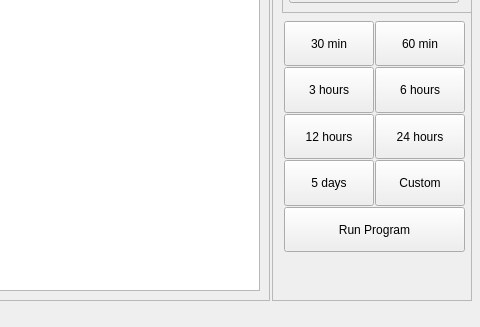
spletcher1/PyMCU, file Mainwindow.ui: the form before one commit; both pictures show x 320 to 800 and y 153 to 480 of the 800 by 480 pixel window.
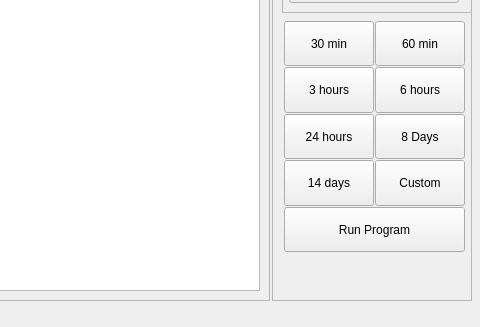
The form after the commit. The open tabs and pages were chosen to show the change. Icons and pictures are not drawn.

Commit message: Added Monica Buttons

Patch:
```diff
--- a/Mainwindow.ui
+++ b/Mainwindow.ui
@@ -288,7 +288,7 @@
                </sizepolicy>
               </property>
               <property name="text">
-               <string>12 hours</string>
+               <string>24 hours</string>
               </property>
              </widget>
             </item>
@@ -301,7 +301,7 @@
                </sizepolicy>
               </property>
               <property name="text">
-               <string>24 hours</string>
+               <string>8 Days</string>
               </property>
               <property name="flat">
                <bool>false</bool>
@@ -317,7 +317,7 @@
                </sizepolicy>
               </property>
               <property name="text">
-               <string>5 days</string>
+               <string>14 days</string>
               </property>
              </widget>
             </item>
```
Left out of the diff: 6 changed lines with no effect on the pictures.
